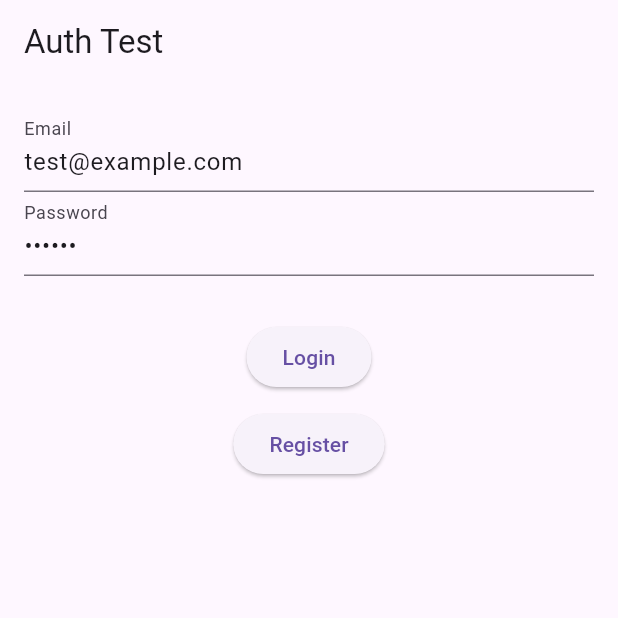
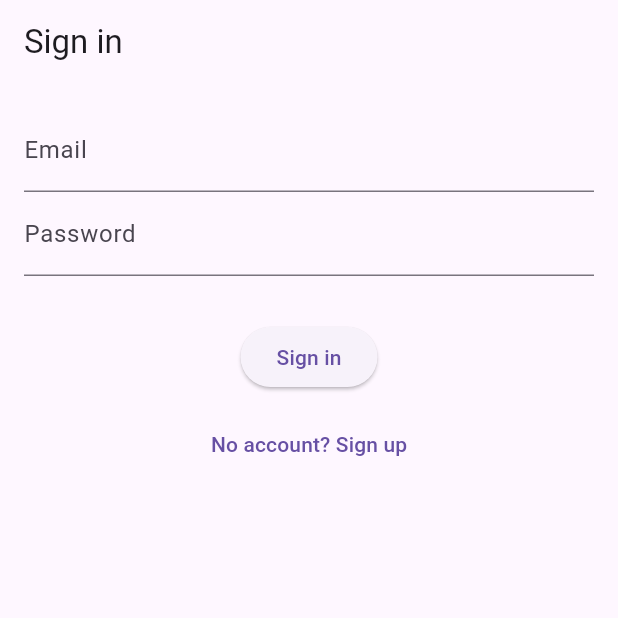
Before and after one commit to Clydewtf/real-time-chat, a Flutter app: the screen it shows after launch, on a phone screen of 412 x 824 dp, the top half of it. Run offline on Flutter 3.47's test engine with Material 3 defaults, Android fonts, the phone set to English and light mode, and no system bars; our stand-ins replace drift, flutter_dotenv, flutter_riverpod, go_router, graphql_flutter; accounts and stored records are empty; generated files the repository leaves out were written again.

Commit message:
feat: add 'RegisterScreen' & edit 'AuthTestScreen' to 'LoginScreen', implement navigation via screens Refs #15

```diff
--- a/frontend/lib/core/utils/app_router.dart
+++ b/frontend/lib/core/utils/app_router.dart
@@ -2,8 +2,9 @@ import 'package:flutter/material.dart';
 import 'package:frontend/core/utils/go_router_refresh_stream.dart';
 import 'package:go_router/go_router.dart';
 import 'package:flutter_riverpod/flutter_riverpod.dart';
+import '../../presentation/screens/register_screen.dart';
 import '../../presentation/screens/splash_screen.dart';
-import '../../presentation/screens/auth_screen.dart';
+import '../../presentation/screens/login_screen.dart';
 import '../../presentation/screens/home_screen.dart';
 import '../../logic/services/providers.dart';
 
@@ -26,11 +27,11 @@ final appRouterProvider = Provider<GoRouter>((ref) {
       ),
       GoRoute(
         path: '/login',
-        builder: (context, state) => AuthTestScreen(),
+        builder: (context, state) => LoginScreen(),
       ),
       GoRoute(
         path: '/register',
-        builder: (context, state) => AuthTestScreen(), // позже на отдельный экран
+        builder: (context, state) => RegisterScreen(),
       ),
       GoRoute(
         path: '/home',
--- a/frontend/lib/presentation/screens/auth_screen.dart
+++ /dev/null
@@ -1,50 +0,0 @@
-import 'package:flutter/material.dart';
-import 'package:flutter_riverpod/flutter_riverpod.dart';
-import '../../logic/services/providers.dart';
-
-
-class AuthTestScreen extends ConsumerWidget {
-  AuthTestScreen({super.key});
-
-  final emailController = TextEditingController(text: 'test@example.com');
-  final passwordController = TextEditingController(text: '123456');
-
-  @override
-  Widget build(BuildContext context, WidgetRef ref) {
-    final authState = ref.watch(authNotifierProvider);
-    final client = ref.read(dynamicGraphQLClientProvider);
-
-    return Scaffold(
-      appBar: AppBar(title: const Text('Auth Test')),
-      body: Padding(
-        padding: const EdgeInsets.all(16),
-        child: Column(
-          children: [
-            TextField(controller: emailController, decoration: const InputDecoration(labelText: 'Email')),
-            TextField(controller: passwordController, decoration: const InputDecoration(labelText: 'Password'), obscureText: true),
-            const SizedBox(height: 20),
-            if (authState.isLoading) const CircularProgressIndicator(),
-            if (authState.error != null) Text(authState.error!, style: const TextStyle(color: Colors.red)),
-            const SizedBox(height: 10),
-            ElevatedButton(
-              onPressed: () {
-                ref.read(authNotifierProvider.notifier)
-                    .login(emailController.text, passwordController.text, client);
-              },
-              child: const Text('Login'),
-            ),
-            const SizedBox(height: 10),
-            ElevatedButton(
-              onPressed: () {
-                ref.read(authNotifierProvider.notifier)
-                    .register(emailController.text, passwordController.text, client);
-              },
-              child: const Text('Register'),
-            ),
-            if (authState.token != null) Text('Token: ${authState.token}'),
-          ],
-        ),
-      ),
-    );
-  }
-}
--- /dev/null
+++ b/frontend/lib/presentation/screens/login_screen.dart
@@ -0,0 +1,56 @@
+import 'package:flutter/material.dart';
+import 'package:flutter_riverpod/flutter_riverpod.dart';
+import 'package:go_router/go_router.dart';
+import '../../logic/services/providers.dart';
+
+
+class LoginScreen extends ConsumerWidget {
+  const LoginScreen({super.key});
+
+  @override
+  Widget build(BuildContext context, WidgetRef ref) {
+    final authState = ref.watch(authNotifierProvider);
+    final client = ref.read(dynamicGraphQLClientProvider);
+
+    final emailController = TextEditingController();
+    final passwordController = TextEditingController();
+
+    return Scaffold(
+      appBar: AppBar(title: const Text('Sign in')),
+      body: Padding(
+        padding: const EdgeInsets.all(16),
+        child: Column(
+          children: [
+            TextField(
+              controller: emailController,
+              decoration: const InputDecoration(labelText: 'Email'),
+            ),
+            TextField(
+              controller: passwordController,
+              decoration: const InputDecoration(labelText: 'Password'),
+              obscureText: true,
+            ),
+            const SizedBox(height: 20),
+            if (authState.isLoading) const CircularProgressIndicator(),
+            if (authState.error != null)
+              Text(authState.error!, style: const TextStyle(color: Colors.red)),
+            const SizedBox(height: 10),
+            ElevatedButton(
+              onPressed: () {
+                ref
+                    .read(authNotifierProvider.notifier)
+                    .login(emailController.text, passwordController.text, client);
+              },
+              child: const Text('Sign in'),
+            ),
+            const SizedBox(height: 10),
+            TextButton(
+              onPressed: () => context.go('/register'),
+              child: const Text('No account? Sign up'),
+            ),
+          ],
+        ),
+      ),
+    );
+  }
+}
```
Also changed, not shown: frontend/lib/presentation/screens/register_screen.dart (added, +56 -0 lines).
